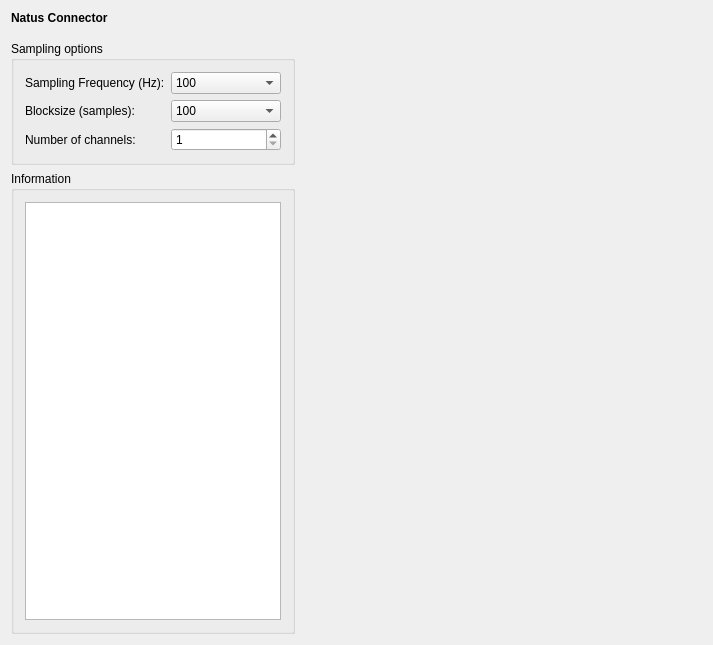
First picture: the form in applications/mne_scan/plugins/natus/FormFiles/natussetup.ui, repository mne-tools/mne-cpp, before the edit.
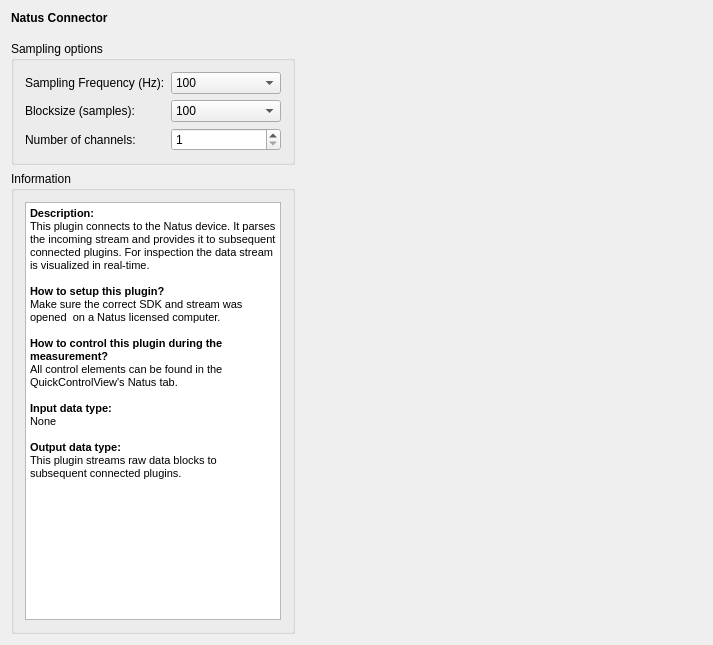
Second picture: the form after the edit.

Commit message: MAINT: Aquisition plugin description overhaul

Diff of the .ui file:
```diff
--- a/applications/mne_scan/plugins/natus/FormFiles/natussetup.ui
+++ b/applications/mne_scan/plugins/natus/FormFiles/natussetup.ui
@@ -98,7 +98,20 @@
 &lt;html&gt;&lt;head&gt;&lt;meta name=&quot;qrichtext&quot; content=&quot;1&quot; /&gt;&lt;style type=&quot;text/css&quot;&gt;
 p, li { white-space: pre-wrap; }
 &lt;/style&gt;&lt;/head&gt;&lt;body style=&quot; font-family:'MS Shell Dlg 2'; font-size:8.25pt; font-weight:400; font-style:normal;&quot;&gt;
-&lt;p style=&quot;-qt-paragraph-type:empty; margin-top:0px; margin-bottom:0px; margin-left:0px; margin-right:0px; -qt-block-indent:0; text-indent:0px; font-size:8pt;&quot;&gt;&lt;br /&gt;&lt;/p&gt;&lt;/body&gt;&lt;/html&gt;</string>
+&lt;p style=&quot; margin-top:0px; margin-bottom:0px; margin-left:0px; margin-right:0px; -qt-block-indent:0; text-indent:0px;&quot;&gt;&lt;span style=&quot; font-size:8pt; font-weight:600;&quot;&gt;Description:&lt;/span&gt;&lt;/p&gt;
+&lt;p style=&quot; margin-top:0px; margin-bottom:0px; margin-left:0px; margin-right:0px; -qt-block-indent:0; text-indent:0px;&quot;&gt;&lt;span style=&quot; font-size:8pt;&quot;&gt;This plugin connects to the Natus device. It parses the incoming stream and provides it to subsequent connected plugins. For inspection the data stream is visualized in real-time.&lt;/span&gt;&lt;/p&gt;
+&lt;p style=&quot;-qt-paragraph-type:empty; margin-top:0px; margin-bottom:0px; margin-left:0px; margin-right:0px; -qt-block-indent:0; text-indent:0px; font-size:8pt;&quot;&gt;&lt;br /&gt;&lt;/p&gt;
+&lt;p style=&quot; margin-top:0px; margin-bottom:0px; margin-left:0px; margin-right:0px; -qt-block-indent:0; text-indent:0px;&quot;&gt;&lt;span style=&quot; font-size:8pt; font-weight:600;&quot;&gt;How to setup this plugin?&lt;/span&gt;&lt;/p&gt;
+&lt;p style=&quot; margin-top:0px; margin-bottom:0px; margin-left:0px; margin-right:0px; -qt-block-indent:0; text-indent:0px;&quot;&gt;&lt;span style=&quot; font-size:8pt;&quot;&gt;Make sure the correct SDK and stream was opened  on a Natus licensed computer.&lt;/span&gt;&lt;/p&gt;
+&lt;p style=&quot;-qt-paragraph-type:empty; margin-top:0px; margin-bottom:0px; margin-left:0px; margin-right:0px; -qt-block-indent:0; text-indent:0px; font-size:8pt;&quot;&gt;&lt;br /&gt;&lt;/p&gt;
+&lt;p style=&quot; margin-top:0px; margin-bottom:0px; margin-left:0px; margin-right:0px; -qt-block-indent:0; text-indent:0px;&quot;&gt;&lt;span style=&quot; font-size:8pt; font-weight:600;&quot;&gt;How to control this plugin during the measurement?&lt;/span&gt;&lt;/p&gt;
+&lt;p style=&quot; margin-top:0px; margin-bottom:0px; margin-left:0px; margin-right:0px; -qt-block-indent:0; text-indent:0px;&quot;&gt;&lt;span style=&quot; font-size:8pt;&quot;&gt;All control elements can be found in the QuickControlView's Natus tab.&lt;/span&gt;&lt;/p&gt;
+&lt;p style=&quot;-qt-paragraph-type:empty; margin-top:0px; margin-bottom:0px; margin-left:0px; margin-right:0px; -qt-block-indent:0; text-indent:0px; font-size:8pt;&quot;&gt;&lt;br /&gt;&lt;/p&gt;
+&lt;p style=&quot; margin-top:0px; margin-bottom:0px; margin-left:0px; margin-right:0px; -qt-block-indent:0; text-indent:0px;&quot;&gt;&lt;span style=&quot; font-size:8pt; font-weight:600;&quot;&gt;Input data type:&lt;/span&gt;&lt;/p&gt;
+&lt;p style=&quot; margin-top:0px; margin-bottom:0px; margin-left:0px; margin-right:0px; -qt-block-indent:0; text-indent:0px;&quot;&gt;&lt;span style=&quot; font-size:8pt;&quot;&gt;None&lt;/span&gt;&lt;/p&gt;
+&lt;p style=&quot;-qt-paragraph-type:empty; margin-top:0px; margin-bottom:0px; margin-left:0px; margin-right:0px; -qt-block-indent:0; text-indent:0px; font-size:8pt;&quot;&gt;&lt;br /&gt;&lt;/p&gt;
+&lt;p style=&quot; margin-top:0px; margin-bottom:0px; margin-left:0px; margin-right:0px; -qt-block-indent:0; text-indent:0px;&quot;&gt;&lt;span style=&quot; font-size:8pt; font-weight:600;&quot;&gt;Output data type:&lt;/span&gt;&lt;/p&gt;
+&lt;p style=&quot; margin-top:0px; margin-bottom:0px; margin-left:0px; margin-right:0px; -qt-block-indent:0; text-indent:0px;&quot;&gt;&lt;span style=&quot; font-size:8pt;&quot;&gt;This plugin streams raw data blocks to subsequent connected plugins.&lt;/span&gt;&lt;/p&gt;&lt;/body&gt;&lt;/html&gt;</string>
           </property>
          </widget>
         </item>
```
The commit also changes 4 other files.
